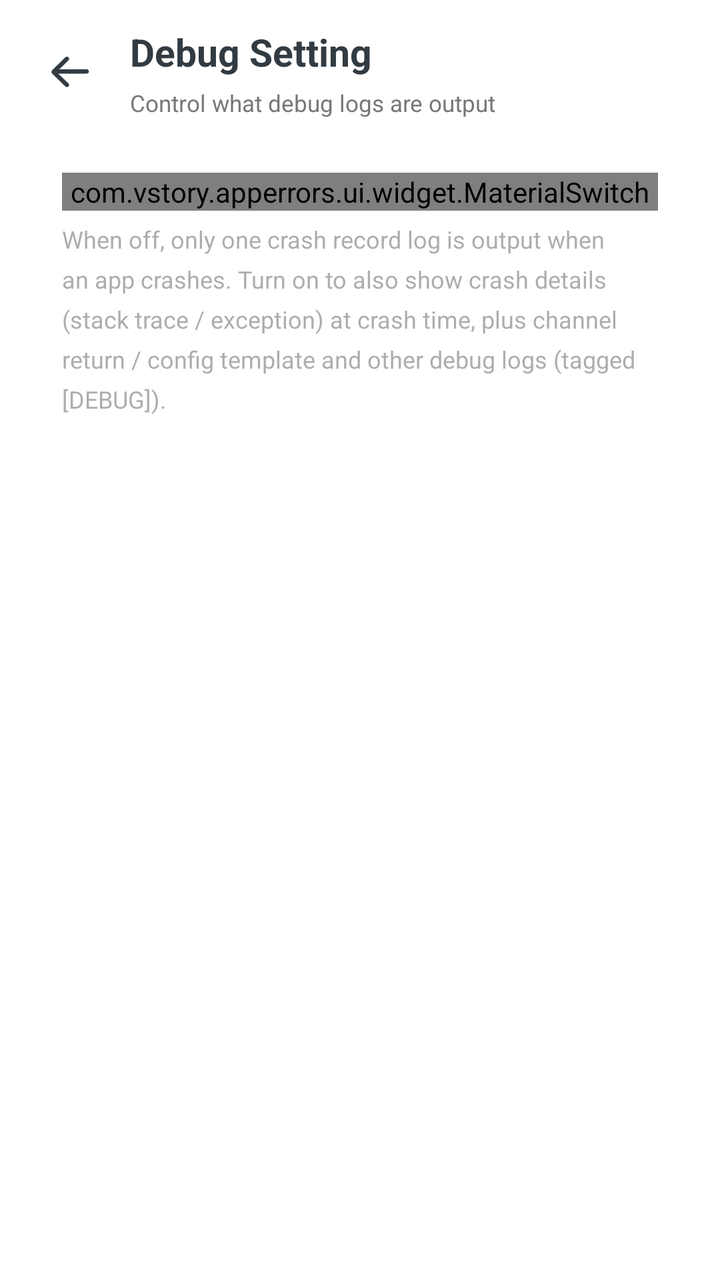
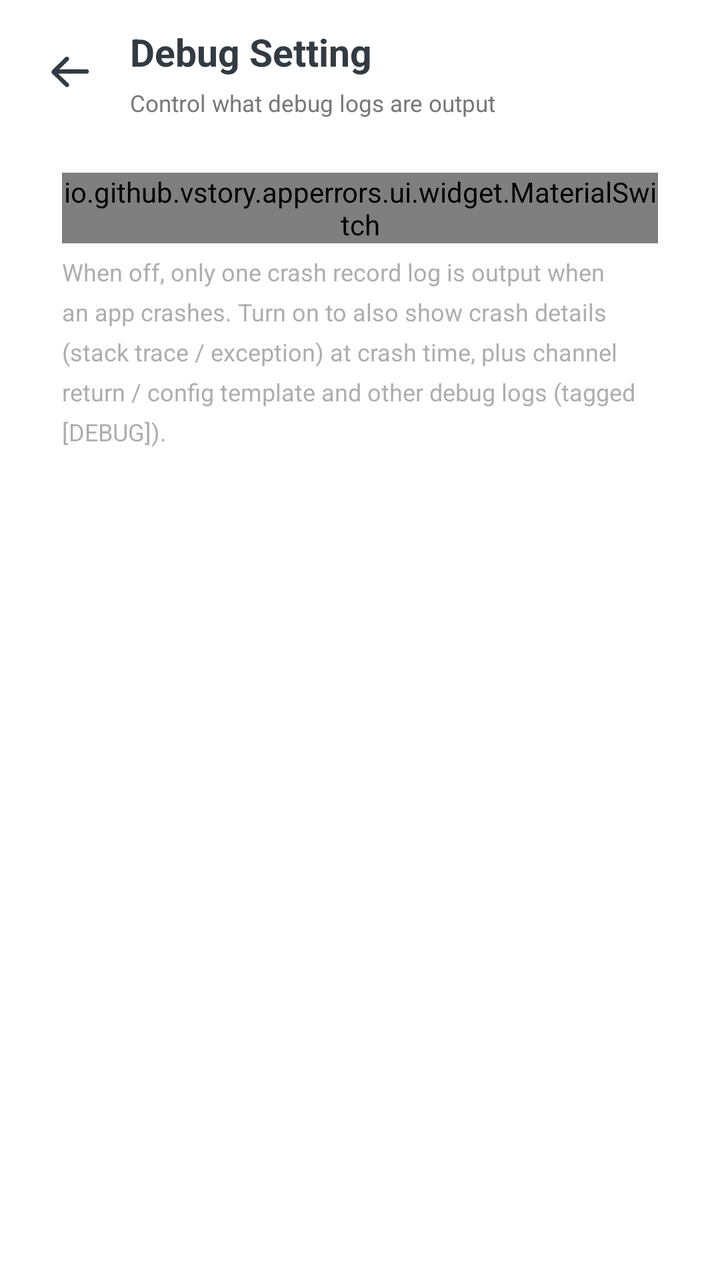

Screens rendered from an Android XML layout before and after an edit, with the pre-edit source and the edit as a unified diff.
<!-- AndroidManifest.xml: application theme Theme.AppErrorsTracking -->
<!-- res/layout/activity_debug.xml -->
<?xml version="1.0" encoding="utf-8"?>
<LinearLayout xmlns:android="http://schemas.android.com/apk/res/android"
    xmlns:tools="http://schemas.android.com/tools"
    android:layout_width="match_parent"
    android:layout_height="match_parent"
    android:background="@color/colorThemeBackground"
    android:fitsSystemWindows="true"
    android:orientation="vertical"
    tools:context=".ui.activity.debug.DebugActivity"
    tools:ignore="ContentDescription,UnusedAttribute">

    
    <LinearLayout
        android:layout_width="match_parent"
        android:layout_height="wrap_content"
        android:gravity="center|start"
        android:paddingLeft="15dp"
        android:paddingTop="13dp"
        android:paddingRight="15dp"
        android:paddingBottom="5dp">

        <androidx.constraintlayout.utils.widget.ImageFilterView
            android:id="@+id/title_back_icon"
            style="?android:attr/selectableItemBackgroundBorderless"
            android:layout_width="20dp"
            android:layout_height="20dp"
            android:layout_marginStart="10dp"
            android:layout_marginEnd="20dp"
            android:src="@drawable/ic_back"
            android:tint="@color/colorTextGray"
            android:tooltipText="@string/back" />

        <LinearLayout
            android:layout_width="0dp"
            android:layout_height="wrap_content"
            android:layout_marginEnd="2.5dp"
            android:layout_weight="1"
            android:gravity="center|start"
            android:orientation="vertical">

            <TextView
                android:layout_width="match_parent"
                android:layout_height="wrap_content"
                android:layout_marginBottom="5dp"
                android:singleLine="true"
                android:text="@string/debug_setting_title"
                android:textColor="@color/colorTextGray"
                android:textSize="19sp"
                android:textStyle="bold" />

            <TextView
                android:layout_width="match_parent"
                android:layout_height="wrap_content"
                android:ellipsize="end"
                android:singleLine="true"
                android:text="@string/debug_setting_subtitle"
                android:textColor="@color/colorTextDark"
                android:textSize="11.5sp" />
        </LinearLayout>
    </LinearLayout>

    
    <com.google.android.material.card.MaterialCardView
        style="@style/Widget.AppErrors.Card"
        android:layout_width="match_parent"
        android:layout_height="wrap_content"
        android:layout_marginLeft="15dp"
        android:layout_marginTop="8dp"
        android:layout_marginRight="15dp">

        <LinearLayout
            android:layout_width="match_parent"
            android:layout_height="wrap_content"
            android:orientation="vertical"
            android:paddingStart="16dp"
            android:paddingTop="14dp"
            android:paddingEnd="16dp"
            android:paddingBottom="14dp">

            <com.vstory.apperrors.ui.widget.MaterialSwitch
                android:id="@+id/enable_debug_switch"
                android:layout_width="match_parent"
                android:layout_height="wrap_content"
                android:text="@string/debug_logs"
                android:textAllCaps="false"
                android:textColor="@color/colorTextGray"
                android:textSize="15sp" />

            <TextView
                android:layout_width="match_parent"
                android:layout_height="wrap_content"
                android:layout_marginTop="6dp"
                android:alpha="0.6"
                android:lineSpacingExtra="6dp"
                android:text="@string/debug_switch_tip"
                android:textColor="@color/colorTextDark"
                android:textSize="12sp" />
        </LinearLayout>
    </com.google.android.material.card.MaterialCardView>
</LinearLayout>
<!-- resources referenced by this layout -->
<resources>
  <color name="colorTextDark">#FF777777</color>
  <color name="colorTextGray">#FF323B42</color>
  <color name="colorThemeBackground">#FFFFFFFF</color>
  <!-- drawable ic_back (drawable) -->
  <vector xmlns:android="http://schemas.android.com/apk/res/android"
      android:width="192dp"
      android:height="150.39165dp"
      android:viewportWidth="1307"
      android:viewportHeight="1024">
      <path
          android:fillColor="#ffffff"
          android:pathData="M268.7,566.5h929.6c36.3,0 72.6,-29 72.6,-72.6 0,-36.3 -29,-72.6 -72.6,-72.6H305l297.8,-297.8c29,-29 29,-72.6 0,-101.7 -29,-29 -72.6,-29 -101.7,0L72.6,450.3c-14.5,14.5 -21.8,36.3 -21.8,58.1 0,21.8 0,43.6 21.8,58.1l428.5,428.5c29,29 72.6,29 101.7,0 29,-29 29,-72.6 0,-101.7l-334.1,-326.8z" />
  </vector>
  <string name="back">Back</string>
  <string name="debug_logs">Debug Logs</string>
  <string name="debug_setting_subtitle">Control what debug logs are output</string>
  <string name="debug_setting_title">Debug Setting</string>
  <string name="debug_switch_tip">When off, only one crash record log is output when an app crashes. Turn on to also show crash details (stack trace / exception) at crash time, plus channel return / config template and other debug logs (tagged [DEBUG]).</string>
  <style name="Widget.AppErrors.Card" parent="">
          <item name="cardCornerRadius">20dp</item>
          <item name="cardElevation">0dp</item>
          <item name="cardBackgroundColor">@color/cardBackground</item>
          <item name="strokeWidth">0dp</item>
      </style>
  <style name="Theme.AppErrorsTracking" parent="Theme.Material3.DayNight">
          
          <item name="colorPrimary">@color/colorPrimaryAccent</item>
          <item name="colorPrimaryVariant">@color/colorPrimaryAccent</item>
          <item name="colorOnPrimary">@color/white</item>
          
          <item name="colorSecondary">@color/colorPrimaryAccent</item>
          <item name="colorSecondaryVariant">@color/colorPrimaryAccent</item>
          <item name="colorOnSecondary">@color/white</item>
          
          <item name="windowActionBar">false</item>
          <item name="windowNoTitle">true</item>
          
          <item name="android:statusBarColor">@color/white</item>
          <item name="android:windowLightStatusBar">true</item>
          
          <item name="colorPrimaryContainer">#FFD8F3E8</item>
          <item name="colorOnPrimaryContainer">#FF1B5A44</item>
          <item name="colorSurface">@color/cardBackground</item>
          <item name="colorOnSurface">@color/colorTextGray</item>
          
      </style>
  <color name="cardBackground">#FFFFFFFF</color>
  <color name="colorPrimaryAccent">#656565</color>
  <color name="white">#FFFFFFFF</color>
</resources>

<!-- the commit's change to res/layout/activity_debug.xml (unified diff, before → after) -->
@@ -77,7 +77,7 @@
             android:paddingEnd="16dp"
             android:paddingBottom="14dp">
 
-            <com.vstory.apperrors.ui.widget.MaterialSwitch
+            <io.github.vstory.apperrors.ui.widget.MaterialSwitch
                 android:id="@+id/enable_debug_switch"
                 android:layout_width="match_parent"
                 android:layout_height="wrap_content"
